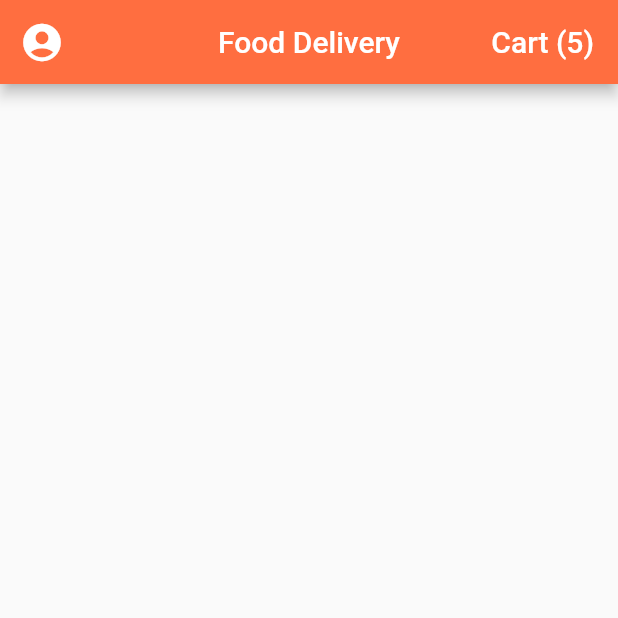
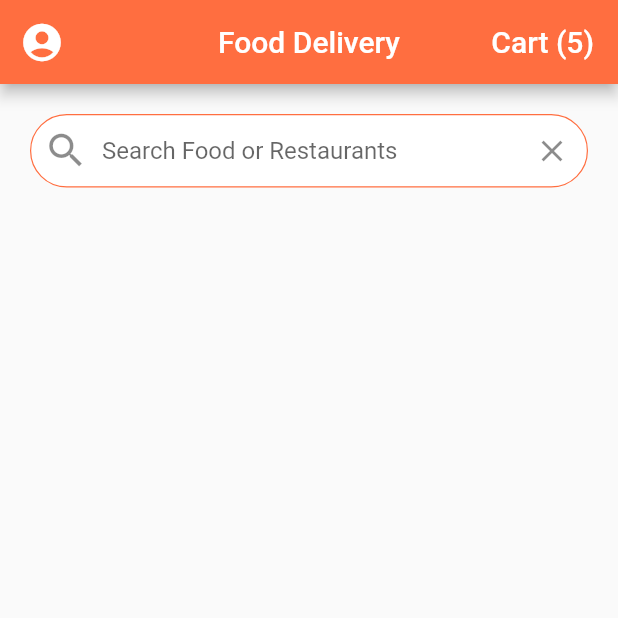
Before and after one commit to hashemsh/food-delivery-app-flutter-ui, a Flutter app: the screen it shows after launch, on a phone screen of 412 x 824 dp, the top half of it. Run offline on Flutter 3.47's test engine with Material 2 defaults, Android fonts, the phone set to English and light mode, and no system bars.

Commit message:
search bar

```diff
--- a/lib/main.dart
+++ b/lib/main.dart
@@ -20,7 +20,7 @@ class MyApp extends StatelessWidget {
           ),
           scaffoldBackgroundColor: Colors.grey[50],
           primaryColor: Colors.deepOrangeAccent,
-      ),
+          primarySwatch: Colors.deepOrange),
       home: HomeScreen(),
     );
   }
--- a/lib/screens/home_screen.dart
+++ b/lib/screens/home_screen.dart
@@ -31,6 +31,39 @@ class _HomeScreenState extends State<HomeScreen> {
           )
         ],
       ),
+      body: ListView(
+        children: <Widget>[
+          Padding(
+            padding: const EdgeInsets.all(20.0),
+            child: TextField(
+              decoration: InputDecoration(
+                  contentPadding: EdgeInsets.symmetric(vertical: 15.0),
+                  fillColor: Colors.white,
+                  filled: true,
+                  border: OutlineInputBorder(
+                    borderRadius: BorderRadius.circular(30.0),
+                    borderSide: BorderSide(width: 0.8),
+                  ),
+                  enabledBorder: OutlineInputBorder(
+                    borderRadius: BorderRadius.circular(30.0),
+                    borderSide: BorderSide(
+                      width: 0.8,
+                      color: Theme.of(context).primaryColor,
+                    ),
+                  ),
+                  hintText: 'Search Food or Restaurants',
+                  prefixIcon: Icon(
+                    Icons.search,
+                    size: 30.0,
+                  ),
+                  suffixIcon: IconButton(
+                    icon: Icon(Icons.clear),
+                    onPressed: () {},
+                  )),
+            ),
+          ),
+        ],
+      ),
     );
   }
 }
```
Lines whose indentation alone changed are shown as unchanged.
